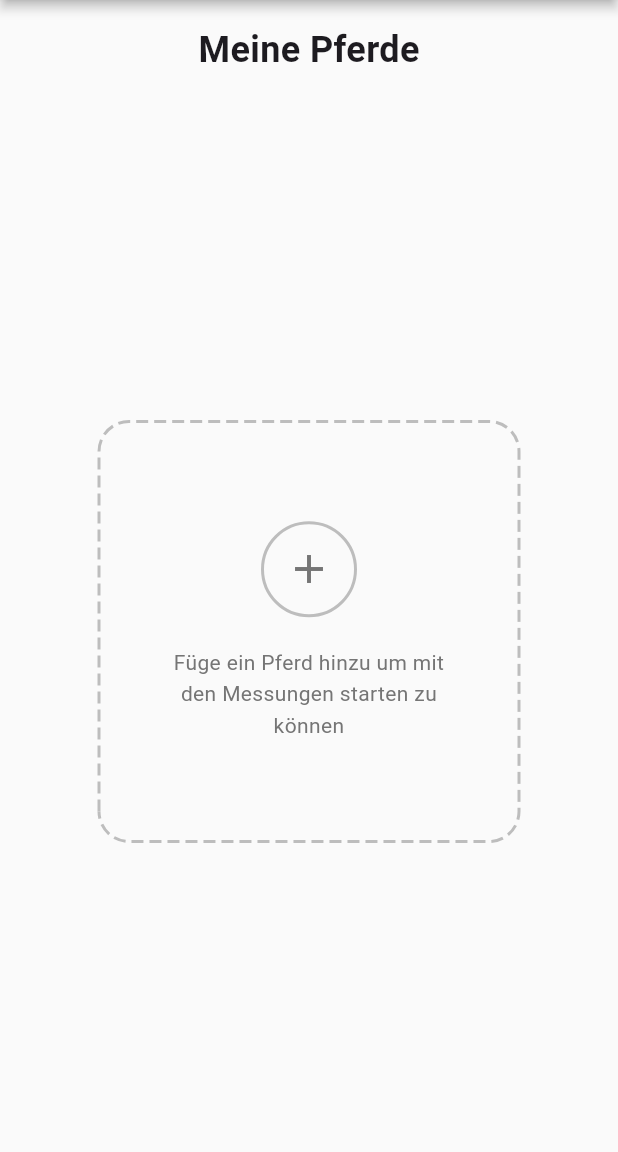
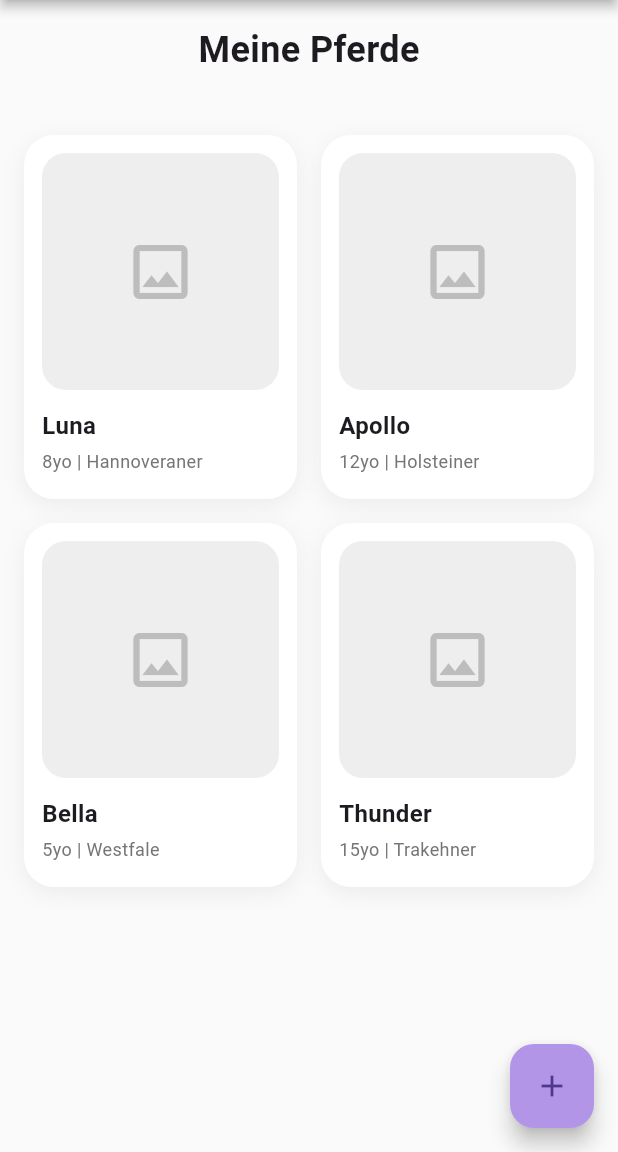
Before and after one commit to syp-equipressure/equipressure, a Flutter app: the screen it shows after launch, in the side drawer, after a tap on "Meine Pferde", on a phone screen of 412 x 824 dp, the part 84-1236 px from its top. Run offline on Flutter 3.47's test engine with Material 3 defaults, Android fonts, the light colour scheme and no system bars; our stand-ins replace font_awesome_flutter, image_picker.

Commit message:
feat: Pferde aus Json laden

```diff
--- /dev/null
+++ b/reiter_frontend/assets/data/horses.json
@@ -0,0 +1,42 @@
+[
+  {
+    "id": "1",
+    "name": "Luna",
+    "imagePath": null,
+    "breed": "Hannoveraner",
+    "birthDate": "15.03.2017",
+    "weight": "520",
+    "height": "168",
+    "sex": "female"
+  },
+  {
+    "id": "2",
+    "name": "Apollo",
+    "imagePath": null,
+    "breed": "Holsteiner",
+    "birthDate": "22.07.2013",
+    "weight": "580",
+    "height": "172",
+    "sex": "male"
+  },
+  {
+    "id": "3",
+    "name": "Bella",
+    "imagePath": null,
+    "breed": "Westfale",
+    "birthDate": "10.05.2020",
+    "weight": "490",
+    "height": "165",
+    "sex": "female"
+  },
+  {
+    "id": "4",
+    "name": "Thunder",
+    "imagePath": null,
+    "breed": "Trakehner",
+    "birthDate": "03.12.2010",
+    "weight": "610",
+    "height": "175",
+    "sex": "male"
+  }
+]
--- /dev/null
+++ b/reiter_frontend/lib/models/horse.dart
@@ -0,0 +1,109 @@
+import 'dart:io';
+
+class Horse {
+  final String id;
+  final String name;
+  final File? image;
+  final String? imagePath; // Pfad für JSON
+  final String breed;
+  final String birthDate; // Format: DD.MM.YYYY
+  final String weight;
+  final String height;
+  final String sex;
+
+  Horse({
+    required this.id,
+    required this.name,
+    this.image,
+    this.imagePath,
+    required this.breed,
+    required this.birthDate,
+    required this.weight,
+    required this.height,
+    required this.sex,
+  });
+
+  /// Berechnet das Alter aus dem Geburtsdatum
+  String get age {
+    if (birthDate.isEmpty) return '';
+
+    try {
+      // Parse DD.MM.YYYY
+      final parts = birthDate.split('.');
+      if (parts.length != 3) return '';
+
+      final day = int.parse(parts[0]);
+      final month = int.parse(parts[1]);
+      final year = int.parse(parts[2]);
+
+      final birth = DateTime(year, month, day);
+      final now = DateTime.now();
+
+      int age = now.year - birth.year;
+
+      // Adjust if birthday hasn't occurred yet this year
+      if (now.month < birth.month ||
+          (now.month == birth.month && now.day < birth.day)) {
+        age--;
+      }
+
+      return '${age}yo';
+    } catch (e) {
+      return '';
+    }
+  }
+
+  /// Erstellt ein Horse-Objekt aus JSON
+  factory Horse.fromJson(Map<String, dynamic> json) {
+    return Horse(
+      id: json['id'] ?? '',
+      name: json['name'] ?? '',
+      imagePath: json['imagePath'],
+      image: json['imagePath'] != null ? File(json['imagePath']) : null,
+      breed: json['breed'] ?? 'Unbekannt',
+      birthDate: json['birthDate'] ?? '',
+      weight: json['weight'] ?? '',
+      height: json['height'] ?? '',
+      sex: json['sex'] ?? 'female',
+    );
+  }
+
+  /// Konvertiert ein Horse-Objekt zu JSON
+  Map<String, dynamic> toJson() {
+    return {
+      'id': id,
+      'name': name,
+      'imagePath': imagePath ?? image?.path,
+      'breed': breed,
+      'birthDate': birthDate,
+      'weight': weight,
+      'height': height,
+      'sex': sex,
+    };
+  }
+
+  /// Erstellt eine Kopie mit geänderten Werten
+  Horse copyWith({
+    String? id,
+    String? name,
+    File? image,
+    String? imagePath,
+    String? breed,
+    String? birthDate,
+    String? weight,
+    String? height,
+    String? sex,
+  }) {
+    return Horse(
+      id: id ?? this.id,
+      name: name ?? this.name,
+      image: image ?? this.image,
+      imagePath: imagePath ?? this.imagePath,
+      breed: breed ?? this.breed,
+      birthDate: birthDate ?? this.birthDate,
+      weight: weight ?? this.weight,
+      height: height ?? this.height,
+      sex: sex ?? this.sex,
+    );
+  }
+}
--- a/reiter_frontend/lib/screens/horses/horse_profil_screen.dart
+++ b/reiter_frontend/lib/screens/horses/horse_profil_screen.dart
@@ -1,7 +1,6 @@
-import 'dart:io';
 import 'package:flutter/material.dart';
 import 'package:reiterappfrontend/screens/measurement/new_measurement.dart';
-import 'horses_screen.dart';
+import 'package:reiterappfrontend/models/horse.dart';
 
 class HorseProfileScreen extends StatelessWidget {
   final Horse horse;
--- a/reiter_frontend/lib/screens/horses/horses_screen.dart
+++ b/reiter_frontend/lib/screens/horses/horses_screen.dart
@@ -1,5 +1,7 @@
 import 'dart:io';
 import 'package:flutter/material.dart';
+import 'package:reiterappfrontend/models/horse.dart';
+import 'package:reiterappfrontend/services/horse_service.dart';
 import 'package:reiterappfrontend/screens/horses/horse_profil_screen.dart';
 import 'package:reiterappfrontend/widgets/app_bar.dart';
 import '../../widgets/dashed_border.dart';
@@ -7,29 +9,6 @@ import '../../widgets/sidenav.dart';
 import 'add_horse_screen.dart';
 
 enum HorsesView { add, list }
-
-class Horse {
-  final String name;
-  final File? image;
-  final String age;
-  final String breed;
-  final String birthDate;
-  final String weight;
-  final String sex;
-  final String height;
-
-  Horse({
-    required this.name,
-    this.image,
-    required this.age,
-    required this.breed,
-    required this.birthDate,
-    required this.weight,
-    required this.height,
-    required this.sex,
-
-  });
-}
 
 class HorsesScreen extends StatefulWidget {
   const HorsesScreen({super.key});
@@ -40,20 +19,50 @@ class HorsesScreen extends StatefulWidget {
 
 class _HorsesScreenState extends State<HorsesScreen> {
   HorsesView view = HorsesView.list;
-  final List<Horse> horses = [];
+  List<Horse> horses = [];
+  bool isLoading = true;
+  final HorseService _horseService = HorseService();
 
-  void _addHorse(String name, File? image, String age, String breed, String birthDate, String weight, String height, String sex) {
+  @override
+  void initState() {
+    super.initState();
+    _loadHorses();
+  }
+
+  Future<void> _loadHorses() async {
+    setState(() => isLoading = true);
+
+    try {
+      final loadedHorses = await _horseService.getHorses();
       setState(() {
-      horses.add(Horse(
+        horses = loadedHorses;
+        isLoading = false;
+      });
+    } catch (e) {
+      setState(() => isLoading = false);
+      if (mounted) {
+        ScaffoldMessenger.of(context).showSnackBar(
+          SnackBar(content: Text('Fehler beim Laden: $e')),
+        );
+      }
+    }
+  }
+
+  void _addHorse(String name, File? image, String age, String breed, String birthDate, String weight, String height, String sex) async {
+    final newHorse = Horse(
+      id: DateTime.now().millisecondsSinceEpoch.toString(),
       name: name,
       image: image,
-        age: age,
       breed: breed,
       birthDate: birthDate,
       weight: weight,
       height: height,
-        sex: sex
-      ));
+      sex: sex,
+    );
+
+    await _horseService.addHorse(newHorse);
+
+    setState(() {
       view = HorsesView.list;
     });
   }
@@ -68,7 +77,11 @@ class _HorsesScreenState extends State<HorsesScreen> {
           : const CustomAppBar(
               title: 'EquiPressure',
             ),
-      body: view == HorsesView.add ? _addView() : _listView(),
+      body: view == HorsesView.add
+          ? _addView()
+          : isLoading
+              ? const Center(child: CircularProgressIndicator())
+              : _listView(),
       floatingActionButton: horses.isNotEmpty && view == HorsesView.list
           ? FloatingActionButton(
               backgroundColor: const Color.fromARGB(255, 178, 149, 230),
@@ -79,9 +92,6 @@ class _HorsesScreenState extends State<HorsesScreen> {
     );
   }
 
-  /// =========================
-  /// LIST VIEW (Header + Content)
-  /// =========================
   Widget _listView() {
     return Padding(
       padding: const EdgeInsets.all(16),
@@ -93,7 +103,6 @@ class _HorsesScreenState extends State<HorsesScreen> {
             style: TextStyle(fontSize: 24, fontWeight: FontWeight.bold),
           ),
           const SizedBox(height: 40),
-
           Expanded(
             child: horses.isEmpty ? _emptyBox() : _horseGrid(),
           ),
@@ -102,9 +111,6 @@ class _HorsesScreenState extends State<HorsesScreen> {
     );
   }
 
-  /// =========================
-  /// EMPTY BOX
-  /// =========================
   Widget _emptyBox() {
     return Center(
       child: GestureDetector(
@@ -145,9 +151,6 @@ class _HorsesScreenState extends State<HorsesScreen> {
     );
   }
 
-  /// =========================
-  /// GRID
-  /// =========================
   Widget _horseGrid() {
     return GridView.builder(
       gridDelegate: const SliverGridDelegateWithFixedCrossAxisCount(
@@ -222,9 +225,6 @@ class _HorsesScreenState extends State<HorsesScreen> {
     );
   }
 
-
-
-
   Widget _addView() {
     return AddHorseScreen(
       onSave: _addHorse,
--- /dev/null
+++ b/reiter_frontend/lib/services/horse_service.dart
@@ -0,0 +1,68 @@
+import 'dart:convert';
+import 'package:flutter/services.dart';
+import '../models/horse.dart';
+
+class HorseService {
+  static final HorseService _instance = HorseService._internal();
+  factory HorseService() => _instance;
+  HorseService._internal();
+
+  List<Horse>? _cachedHorses;
+
+  /// Lädt Pferde aus dem JSON (später aus der Datenbank)
+  Future<List<Horse>> getHorses() async {
+    if (_cachedHorses != null) {
+      return _cachedHorses!;
+    }
+
+    try {
+      // Option 1: Aus lib/data/ laden (Mock-Daten)
+      final String response = await rootBundle.loadString('assets/data/horses.json');
+
+      // Option 2: Aus assets/ laden (Production-Daten)
+      // final String response = await rootBundle.loadString('assets/data/horses.json');
+
+      final List<dynamic> data = json.decode(response);
+      print('RAW JSON: $data');
+      print('COUNT: ${data.length}');
+
+
+      _cachedHorses = data.map((json) => Horse.fromJson(json)).toList();
+      return _cachedHorses!;
+    } catch (e) {
+      print('Fehler beim Laden der Pferde: $e');
+      return [];
+    }
+  }
+
+  /// Fügt ein neues Pferd hinzu (später zur Datenbank)
+  Future<void> addHorse(Horse horse) async {
+    _cachedHorses ??= [];
+    _cachedHorses!.add(horse);
+    // TODO: Später hier zur Datenbank hinzufügen
+  }
+
+  /// Aktualisiert ein Pferd (später in der Datenbank)
+  Future<void> updateHorse(Horse horse) async {
+    if (_cachedHorses == null) return;
+
+    final index = _cachedHorses!.indexWhere((h) => h.id == horse.id);
+    if (index != -1) {
+      _cachedHorses![index] = horse;
+      // TODO: Später hier in der Datenbank aktualisieren
+    }
+  }
+
+  /// Löscht ein Pferd (später aus der Datenbank)
+  Future<void> deleteHorse(String id) async {
+    if (_cachedHorses == null) return;
+
+    _cachedHorses!.removeWhere((h) => h.id == id);
+    // TODO: Später hier aus der Datenbank löschen
+  }
+
+  /// Cache leeren (z.B. beim Logout)
+  void clearCache() {
+    _cachedHorses = null;
+  }
+}
--- a/reiter_frontend/pubspec.yaml
+++ b/reiter_frontend/pubspec.yaml
@@ -32,7 +32,6 @@ dependencies:
     sdk: flutter
 
 
-
   # The following adds the Cupertino Icons font to your application.
   # Use with the CupertinoIcons class for iOS style icons.
   cupertino_icons: ^1.0.8
@@ -62,6 +61,8 @@ flutter:
   # included with your application, so that you can use the icons in
   # the material Icons class.
   uses-material-design: true
+  assets:
+    - assets/data/horses.json
 
   # To add assets to your application, add an assets section, like this:
   # assets:
```
Lines whose indentation alone changed are shown as unchanged.
